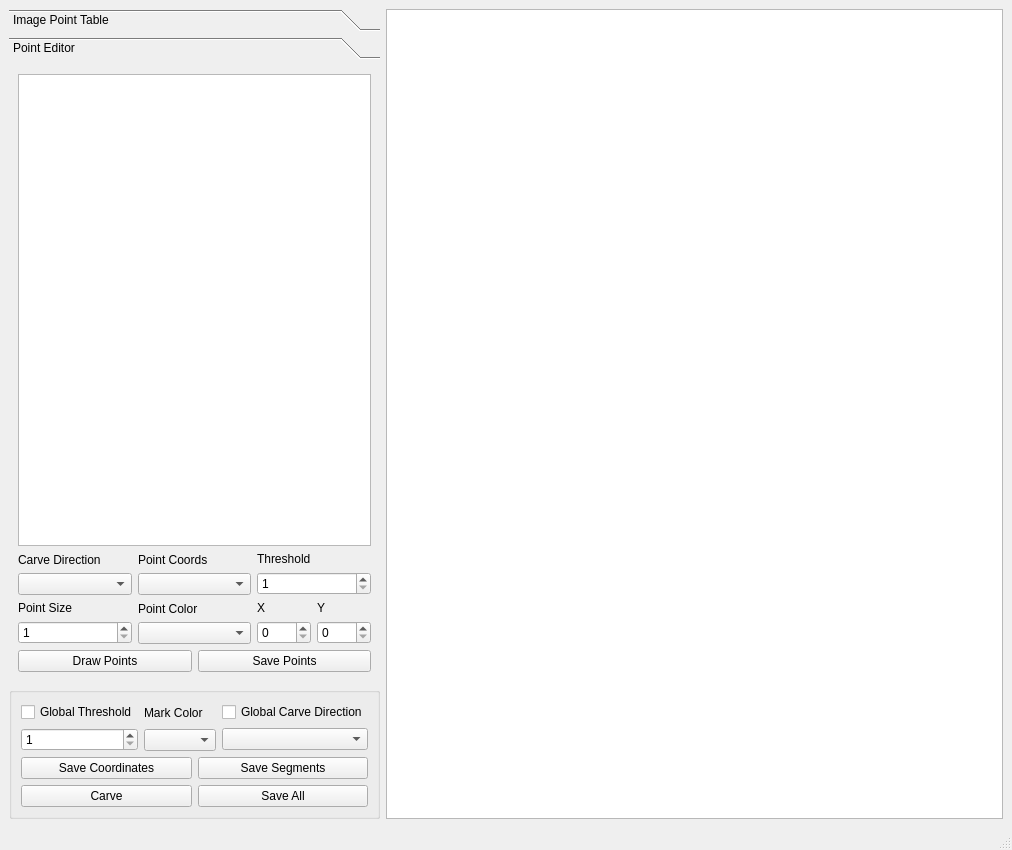
First picture: the form in pointcarver/ui/interface2.ui, repository D-K-E/PointCarver, before the edit.
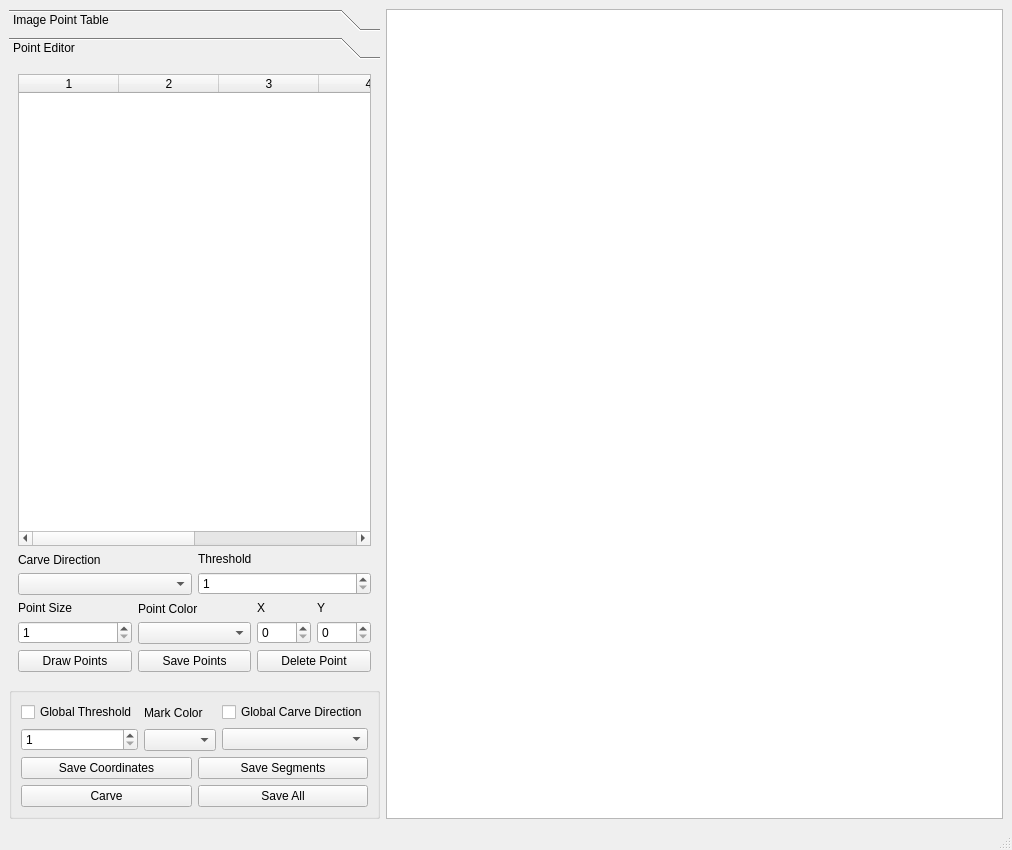
Second picture: the form after the edit.

Commit message:
Point editor done now seam marking is on the way
Point editor is now fully functional, it works quite well.

Now I should concentrate on seam marking.
That should also not take much time.
I need to get parameters either per point or check for global parameters.
Then I need to simply pass the parameters to relative function
of the seam marker.

```diff
--- a/pointcarver/ui/interface2.ui
+++ b/pointcarver/ui/interface2.ui
@@ -114,10 +114,16 @@
            </attribute>
            <layout class="QVBoxLayout" name="verticalLayout_4">
             <item>
-             <widget class="QTextBrowser" name="pointsBrowser">
-              <property name="acceptRichText">
-               <bool>false</bool>
+             <widget class="QTableWidget" name="pointsTable">
+              <property name="columnCount">
+               <number>6</number>
               </property>
+              <column/>
+              <column/>
+              <column/>
+              <column/>
+              <column/>
+              <column/>
              </widget>
             </item>
             <item>
@@ -136,20 +142,6 @@
                 </item>
                </layout>
               </item>
-              <item>
-               <layout class="QVBoxLayout" name="verticalLayout_13">
-                <item>
-                 <widget class="QLabel" name="pointCoordsLabel">
-                  <property name="text">
-                   <string>Point Coords</string>
-                  </property>
-                 </widget>
-                </item>
-                <item>
-                 <widget class="QComboBox" name="pointCoordsComboBox"/>
-                </item>
-               </layout>
-              </item>
               <item>
                <layout class="QVBoxLayout" name="verticalLayout_12">
                 <item>
@@ -261,6 +253,13 @@
                 </property>
                </widget>
               </item>
+              <item>
+               <widget class="QPushButton" name="deletePointBtn">
+                <property name="text">
+                 <string>Delete Point</string>
+                </property>
+               </widget>
+              </item>
              </layout>
             </item>
            </layout>
```
The commit also changes 4 other files.
